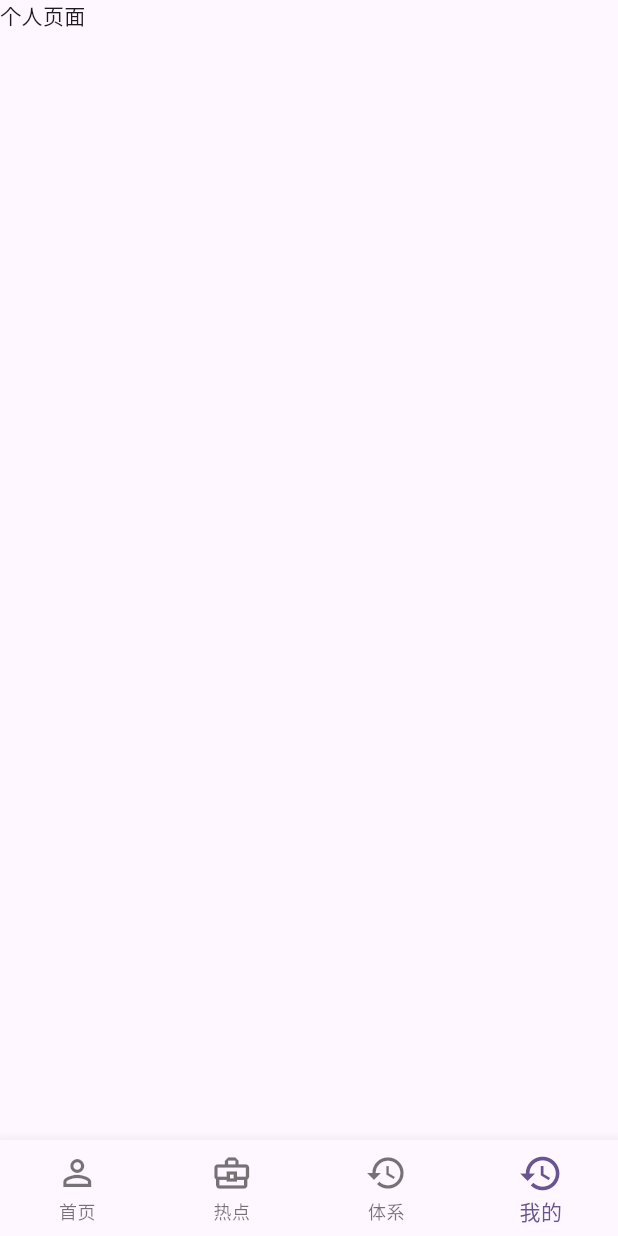
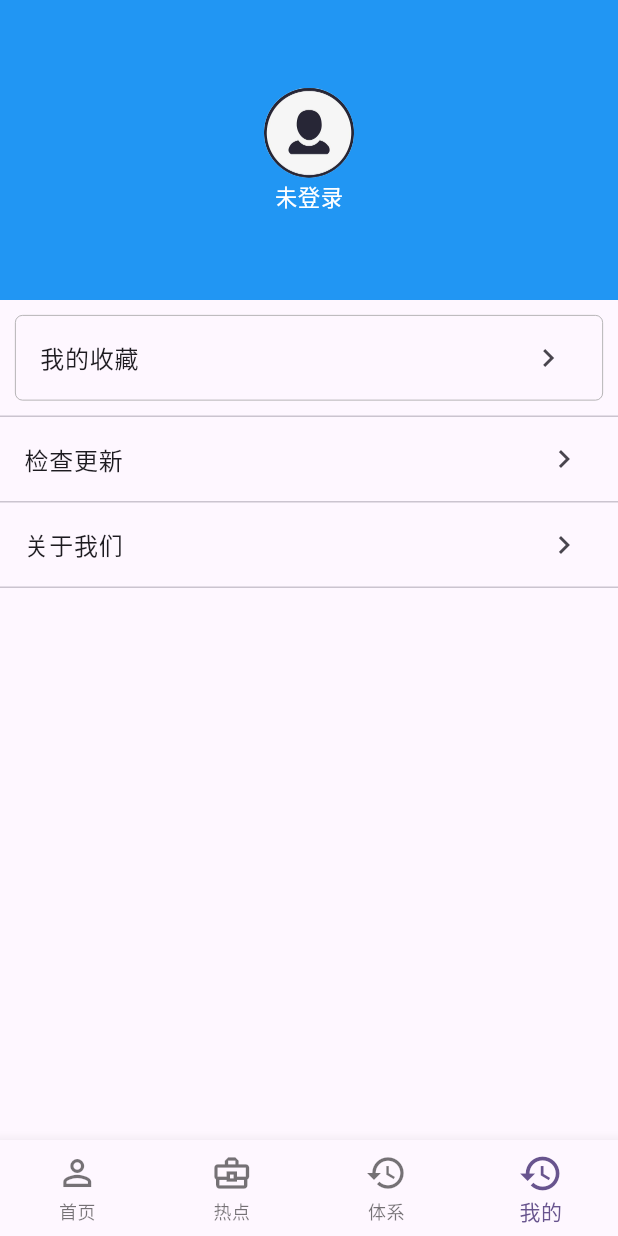
Before and after one commit to huhan123456/flutter_demo, a Flutter app: the screen it shows after launch, item 4 of the bottom bar chosen, on a phone screen of 412 x 824 dp. Run offline on Flutter 3.47's test engine with Material 3 defaults, Android fonts, the phone set to English and light mode, and no system bars; our stand-ins replace bot_toast, dio, flutter_swiper_view, logger, pull_to_refresh; network calls fail.

```diff
--- a/lib/main.dart
+++ b/lib/main.dart
@@ -1,3 +1,4 @@
+import 'package:bot_toast/bot_toast.dart';
 import 'package:demo/route/routes.dart';
 import 'package:flutter/material.dart';
 import 'http/dio_utils.dart';
@@ -20,6 +21,8 @@ class MyApp extends StatelessWidget {
       ),
       onGenerateRoute: Routes.generateRoute,
       initialRoute: RoutePath.tab,
+      builder: BotToastInit(),
+      navigatorObservers: [BotToastNavigatorObserver()],
     );
   }
 }
--- a/lib/pages/personal/personal_page.dart
+++ b/lib/pages/personal/personal_page.dart
@@ -1,3 +1,4 @@
+import 'package:demo/pages/auth/login_page.dart';
 import 'package:flutter/material.dart';
 
 class PersonalPage extends StatefulWidget {
@@ -13,10 +14,104 @@ class _PersonalPageState extends State<PersonalPage> {
   @override
   Widget build(BuildContext context) {
     return Scaffold(
-      body: SafeArea(child:
-        Text('个人页面')
-      )
+      body: SafeArea(
+        child: Column(
+          children: [
+            _header(context), //头像
+            _settings(), // 设置
+          ],
+        ),
+      ),
     );
   }
+}
 
+//头像
+Widget _header(BuildContext context) {
+  return Container(
+    alignment: Alignment.center,
+    width: double.infinity,
+    height: 200,
+    color: Colors.blue,
+    child: Column(
+      mainAxisAlignment: MainAxisAlignment.center,
+      children: [
+        GestureDetector(
+          child: ClipRRect(
+            borderRadius: BorderRadius.all(Radius.circular(30)),
+            child: Image.asset(
+              'assets/images/未登录头像.jpg',
+              width: 60,
+              height: 60,
+            ),
+          ),
+          //跳转到登录页面
+          onTap: () {
+            Navigator.push(context, MaterialPageRoute(
+              builder: (context) => LoginPage(),
+            ));
+          },
+        ),
+        SizedBox(height: 2),
+        GestureDetector(
+          child: ClipRRect(
+            borderRadius: BorderRadius.all(Radius.circular(30)),
+            child: Text(
+              '未登录',
+              style: TextStyle(fontSize: 15, color: Colors.white),
+            ),
+          ),
+          //跳转到登录页面
+          onTap: () {
+            Navigator.push(context, MaterialPageRoute(
+              builder: (context) => LoginPage(),
+            ));
+          },
+        ),
+      ],
+    ),
+  );
 }
+
+//设置
+Widget _settings() {
+  return Container(
+    width: double.infinity,
+    child: Column(
+      children: [
+        Container(
+          margin: EdgeInsets.all(10),
+          alignment: Alignment.center,
+          decoration: BoxDecoration(
+            border: Border.all(color: Colors.grey, width: 0.5),
+            borderRadius: BorderRadius.all(Radius.circular(5)),
+          ),
+          child: ListTile(
+            title: Text('我的收藏'),
+            trailing: Icon(Icons.chevron_right),
+            onTap: () {
+              // TODO: 添加点击事件
+            },
+          ),
+        ),
+        Divider(height: 1),
+        ListTile(
+          title: Text('检查更新'),
+          trailing: Icon(Icons.chevron_right),
+          onTap: () {
+            // TODO: 添加点击事件
+          },
+        ),
+        Divider(height: 1),
+        ListTile(
+          title: Text('关于我们'),
+          trailing: Icon(Icons.chevron_right),
+          onTap: () {
+            // TODO: 添加点击事件
+          },
+        ),
+        Divider(height: 1),
+      ],
+    ),
+  );
+}
--- a/lib/route/routes.dart
+++ b/lib/route/routes.dart
@@ -1,4 +1,5 @@
-import 'package:demo/pages/home/home_page.dart';
+import 'package:demo/pages/auth/login_page.dart';
+import 'package:demo/pages/auth/register_page.dart';
 import 'package:demo/pages/tab_page.dart';
 import 'package:demo/pages/web_view_page.dart';
 import 'package:flutter/material.dart';
@@ -10,6 +11,10 @@ class Routes {
         return pageRoute(TabPage(),settings: settings);
       case RoutePath.webViewPage:
         return pageRoute(WebViewPage(),settings: settings);
+      case RoutePath.loginPage:
+        return pageRoute(LoginPage(),settings: settings);
+      case RoutePath.registerPage:
+        return pageRoute(RegisterPage(),settings: settings);
     }
     return pageRoute(Scaffold(body: Center(child: Text('404 Not Fount'))));
   }
@@ -36,4 +41,6 @@ class Routes {
 class RoutePath {
   static const String tab = '/'; //首页
   static const String webViewPage = '/web_view_page';
+  static const String loginPage = '/login_page';//登录页面
+  static const String registerPage = '/register_page';//登录页面
 }
```
Also changed, not shown: lib/http/dio_utils.dart (+24 -6 lines), lib/pages/auth/auth_vm.dart (added, +34 -0 lines), lib/pages/auth/login_page.dart (added, +130 -0 lines), lib/pages/auth/register_page.dart (added, +178 -0 lines), lib/pages/web_view_page.dart (+11 -8 lines), lib/repository/api.dart (+26 -0 lines), lib/repository/datas/register_data.dart (added, +92 -0 lines), pubspec.yaml (+2 -6 lines), assets/images/未登录头像.jpg (added), pubspec.lock.
